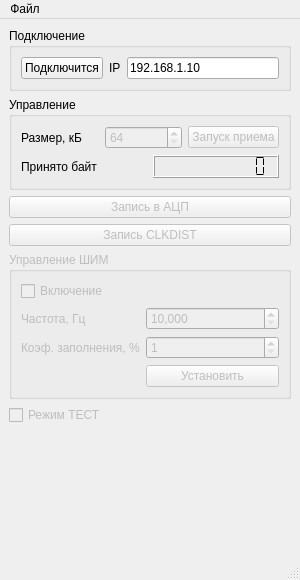
Old version of the form mainwindow.ui in the repository reffum/digitizer_pc.
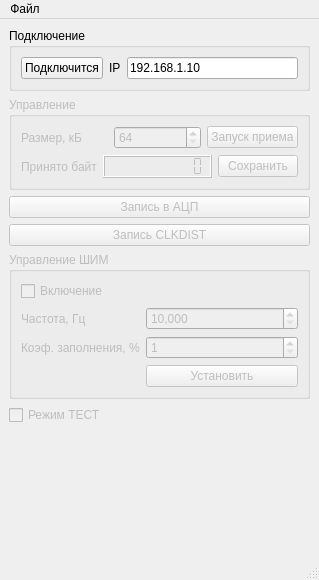
New version of the form.

Commit message:
Add button "Сохранить"
If user push the button, data saved in default file with path C:/Project/1.dat.

What changed in the file:
```diff
--- a/mainwindow.ui
+++ b/mainwindow.ui
@@ -6,7 +6,7 @@
    <rect>
     <x>0</x>
     <y>0</y>
-    <width>300</width>
+    <width>306</width>
     <height>580</height>
    </rect>
   </property>
@@ -59,7 +59,10 @@
      </widget>
     </item>
     <item>
-     <widget class="QGroupBox" name="groupBox_2">
+     <widget class="QGroupBox" name="control_groupBox">
+      <property name="enabled">
+       <bool>false</bool>
+      </property>
       <property name="title">
        <string>Управление</string>
       </property>
@@ -131,6 +134,13 @@
            </property>
           </widget>
          </item>
+         <item>
+          <widget class="QPushButton" name="save_pushButton">
+           <property name="text">
+            <string>Сохранить</string>
+           </property>
+          </widget>
+         </item>
         </layout>
        </item>
       </layout>
@@ -246,7 +256,7 @@
     <rect>
      <x>0</x>
      <y>0</y>
-     <width>300</width>
+     <width>306</width>
      <height>21</height>
     </rect>
    </property>
```
The commit also changes 3 other files.
